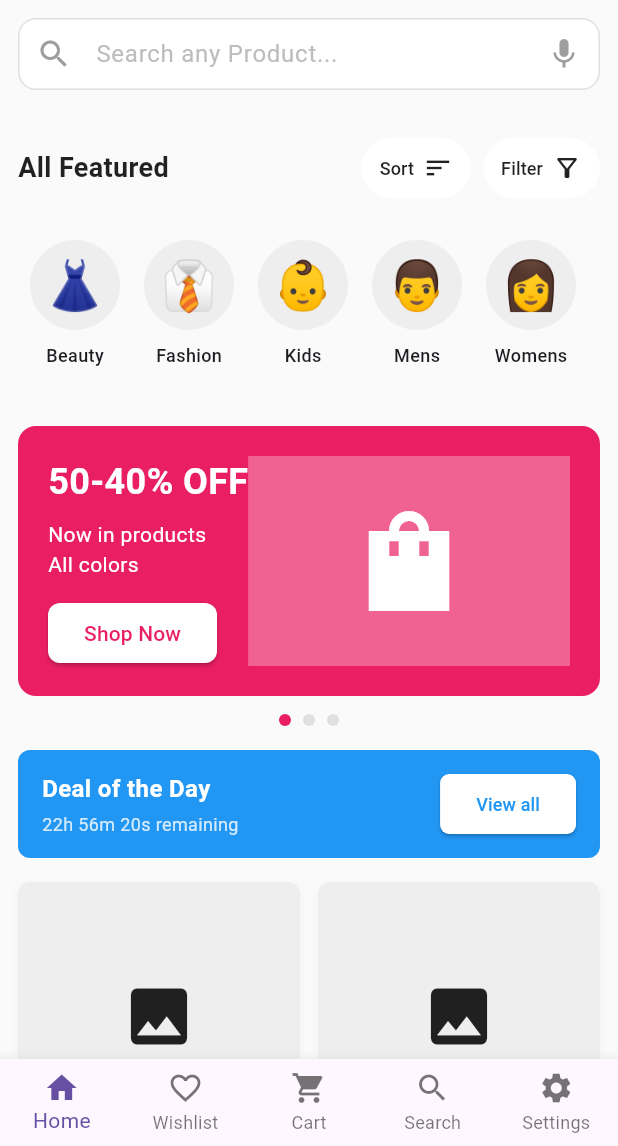
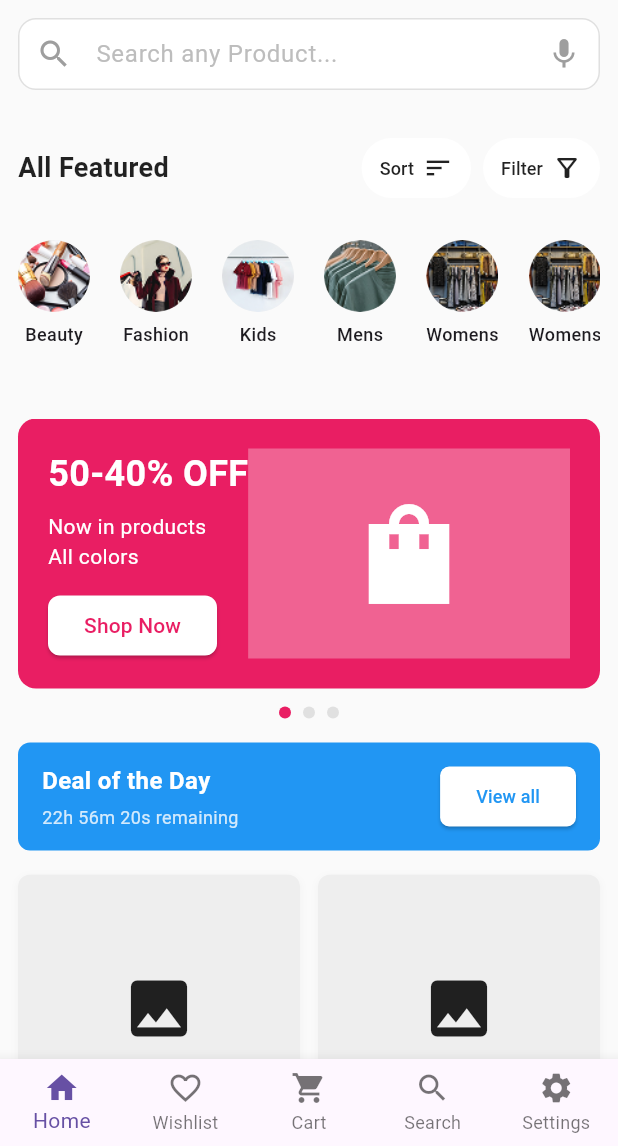
Before and after one commit to AbMamun12/ideated_ecom, a Flutter app: the HomeScreen screen opened by its route, on a phone screen of 412 x 824 dp, the part 90-1236 px from its top. Run offline on Flutter 3.47's test engine with Material 3 defaults, Android fonts, the phone set to English and light mode, and no system bars; our stand-ins replace flutter_svg.

Commit message:
category item fixed

```diff
--- a/lib/core/constant/asset_paths.dart
+++ b/lib/core/constant/asset_paths.dart
@@ -5,10 +5,17 @@ static const String onboard2 = 'assets/images/auth/onboarding 2.svg';
 static const String onboard3 = 'assets/images/auth/onboarding 3.svg';
 static const String unsplashBackground = 'assets/images/auth/unsplash_fouVDmGXoPI.jpg';
 
-//home
+  //home
   static const String logo = 'assets/images/home/logo.svg';
   static const String profile = 'assets/images/home/profile.png';
 
+  //All Feature
+static const String beauty = 'assets/images/home/beauty.png';
+static const String mens = 'assets/images/home/mens.png';
+static const String womens = 'assets/images/home/womens.png';
+static const String kids = 'assets/images/home/kids.png';
 
+static const String fashion = 'assets/images/home/fashion.png';
+static const String bannerCarousel = 'assets/images/home/bannerCarousel.png';
 
 }
--- a/lib/features/home/widgets/category_item_widget.dart
+++ b/lib/features/home/widgets/category_item_widget.dart
@@ -2,35 +2,41 @@ import 'package:flutter/material.dart';
 
 class CategoryItemWidget extends StatelessWidget {
   final String name;
-  final String icon;
+  final String iconPath;
+  final VoidCallback? onTap;
 
   const CategoryItemWidget({
     super.key,
     required this.name,
-    required this.icon,
+    required this.iconPath,
+    this.onTap,
   });
 
   @override
   Widget build(BuildContext context) {
-    return Padding(
-      padding: const EdgeInsets.symmetric(horizontal: 8),
+    return Container(
+      margin: EdgeInsets.only(right: 20),
       child: Column(
+        crossAxisAlignment: CrossAxisAlignment.center,
         children: [
-          Container(
-            width: 60,
-            height: 60,
-            decoration: BoxDecoration(
-              shape: BoxShape.circle,
-              color: Colors.grey[200],
-            ),
-            child: Center(
-              child: Text(icon, style: const TextStyle(fontSize: 32)),
+          GestureDetector(
+            onTap: onTap,
+            child: CircleAvatar(
+              radius: 24,
+              backgroundColor: const Color(0xFFF2F2F2),
+              backgroundImage: AssetImage(iconPath),
             ),
           ),
-          const SizedBox(height: 8),
+          const SizedBox(height: 6),
           Text(
             name,
-            style: const TextStyle(fontSize: 12, fontWeight: FontWeight.w500),
+            textAlign: TextAlign.center,
+            maxLines: 1,
+            overflow: TextOverflow.ellipsis,
+            style: const TextStyle(
+              fontSize: 12,
+              fontWeight: FontWeight.w500,
+            ),
           ),
         ],
       ),
--- a/lib/features/home/widgets/category_widget.dart
+++ b/lib/features/home/widgets/category_widget.dart
@@ -1,4 +1,5 @@
 import 'package:flutter/material.dart';
+import 'package:ideated_ecom/core/constant/asset_paths.dart';
 import 'package:ideated_ecom/features/home/widgets/category_item_widget.dart';
 
 class CategoryWidget extends StatelessWidget {
@@ -6,25 +7,33 @@ class CategoryWidget extends StatelessWidget {
 
   @override
   Widget build(BuildContext context) {
-    final categories = [
-      {'name': 'Beauty', 'icon': '👗'},
-      {'name': 'Fashion', 'icon': '👔'},
-      {'name': 'Kids', 'icon': '👶'},
-      {'name': 'Mens', 'icon': '👨'},
-      {'name': 'Womens', 'icon': '👩'},
+    final List<Map<String, String>> categories = [
+      {'name': 'Beauty', 'icon': AssetPaths.beauty},
+      {'name': 'Fashion', 'icon': AssetPaths.fashion},
+      {'name': 'Kids', 'icon': AssetPaths.kids},
+      {'name': 'Mens', 'icon': AssetPaths.mens},
+      {'name': 'Womens', 'icon': AssetPaths.womens},
+      {'name': 'Womens', 'icon': AssetPaths.womens},
+      {'name': 'Womens', 'icon': AssetPaths.womens},
+      {'name': 'Womens', 'icon': AssetPaths.womens},
+      {'name': 'Womens', 'icon': AssetPaths.womens},
     ];
 
     return Padding(
       padding: const EdgeInsets.symmetric(horizontal: 12, vertical: 8),
       child: SizedBox(
-        height: 100,
+        height: 95,
         child: ListView.builder(
           scrollDirection: Axis.horizontal,
           itemCount: categories.length,
           itemBuilder: (context, index) {
             return CategoryItemWidget(
               name: categories[index]['name']!,
-              icon: categories[index]['icon']!,
+              iconPath: categories[index]['icon']!,
+              onTap: () {
+                // TODO: future category action
+                debugPrint('${categories[index]['name']} tapped');
+              },
             );
           },
         ),
```
Also changed, not shown: assets/images/home/bannerCarousel.png (added), assets/images/home/beauty.png (added), assets/images/home/fashion.png (added), assets/images/home/fashion.svg (added), assets/images/home/kids.png (added), assets/images/home/kids.svg (added), assets/images/home/mens.png (added), assets/images/home/mens.svg (added), assets/images/home/womens.png (added), assets/images/home/womens.svg (added), pubspec.lock, 1 other file.
